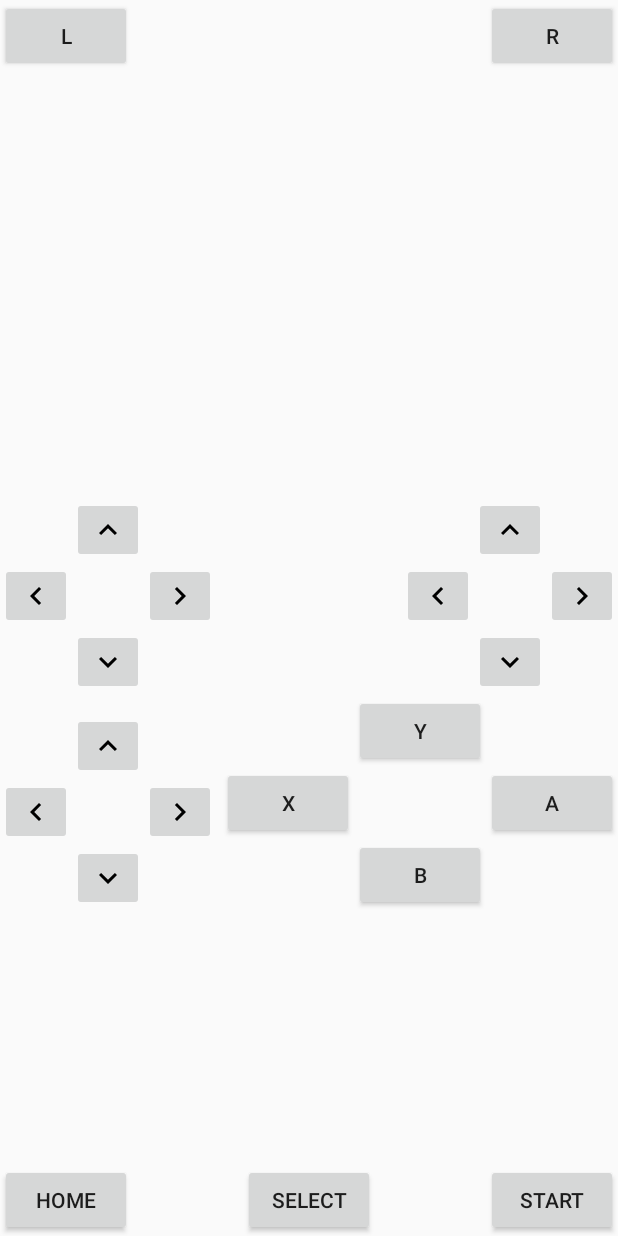
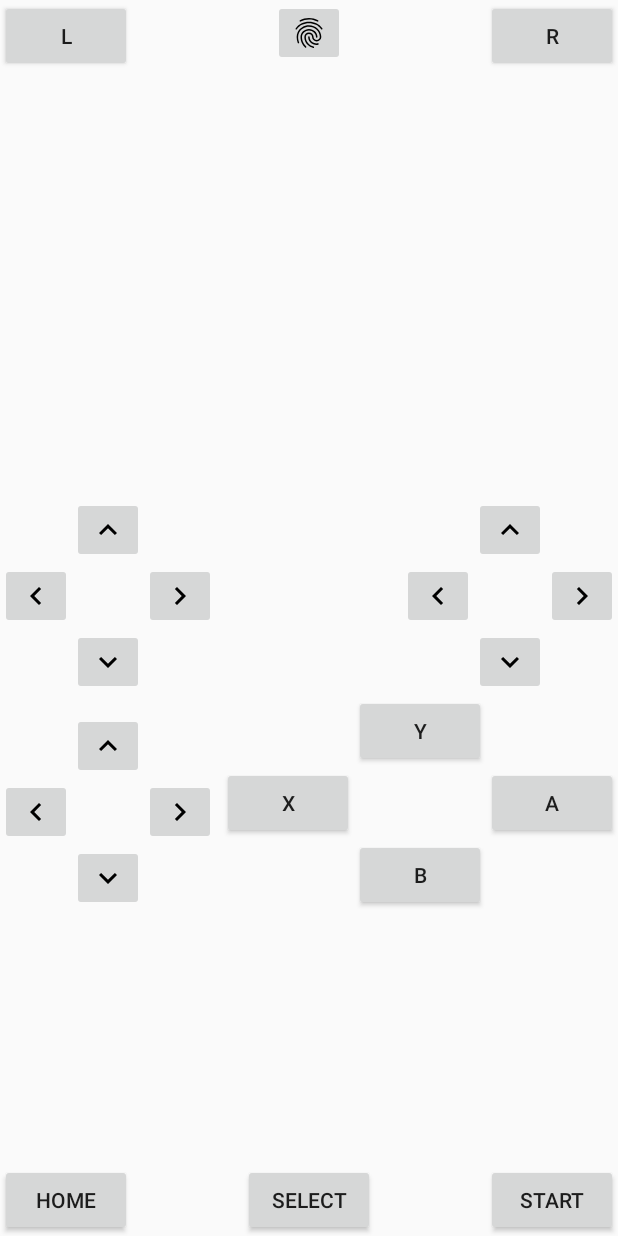
Before and after one commit to justynpryce/citra-android, an Android app: the layout ingame_overlay.xml on its own in the app's theme, with its tools: preview values and no code run, on a phone screen of 412 x 824 dp. Run offline under Robolectric (Android 15) with nearby library versions, the phone set to English and light mode, and no system bars.

Commit message:
APP: Add Touch button. Changes on citra.cpp, fixes on MainActivity

```diff
--- a/app/src/main/java/org/citraemu/citra/MainActivity.java
+++ b/app/src/main/java/org/citraemu/citra/MainActivity.java
@@ -38,7 +38,8 @@ public class MainActivity extends AppCompatActivity
         DrawerLayout drawer = (DrawerLayout) findViewById(R.id.drawer_layout);
         ActionBarDrawerToggle toggle = new ActionBarDrawerToggle(
                 this, drawer, toolbar, R.string.navigation_drawer_open, R.string.navigation_drawer_close);
-        drawer.setDrawerListener(toggle);
+
+        drawer.addDrawerListener(toggle);
         toggle.syncState();
 
         NavigationView navigationView = (NavigationView) findViewById(R.id.nav_view);
--- /dev/null
+++ b/app/src/main/res/drawable/ic_touch.xml
@@ -0,0 +1,36 @@
+<?xml version="1.0" encoding="utf-8"?>
+<vector xmlns:android="http://schemas.android.com/apk/res/android"
+    android:width="24dp"
+    android:height="24dp"
+    android:viewportWidth="24"
+    android:viewportHeight="24">
+
+    <path
+        android:fillColor="#000000"
+        android:pathData="M17.81 4.47c-.08 0-.16-.02-.23-.06C15.66 3.42 14 3 12.01 3c-1.98 0-3.86 .47
+-5.57 1.41-.24 .13 -.54 .04 -.68-.2-.13-.24-.04-.55 .2 -.68C7.82 2.52 9.86 2
+12.01 2c2.13 0 3.99 .47 6.03 1.52 .25 .13 .34 .43 .21 .67-.09 .18 -.26 .28 -.44
+.28 zM3.5 9.72c-.1 0-.2-.03-.29-.09-.23-.16-.28-.47-.12-.7 .99 -1.4 2.25-2.5
+3.75-3.27C9.98 4.04 14 4.03 17.15 5.65c1.5 .77 2.76 1.86 3.75 3.25 .16 .22 .11
+.54-.12 .7 -.23 .16 -.54 .11
+-.7-.12-.9-1.26-2.04-2.25-3.39-2.94-2.87-1.47-6.54-1.47-9.4 .01 -1.36 .7 -2.5
+1.7-3.4 2.96-.08 .14 -.23 .21 -.39 .21 zm6.25 12.07c-.13
+0-.26-.05-.35-.15-.87-.87-1.34-1.43-2.01-2.64-.69-1.23-1.05-2.73-1.05-4.34
+0-2.97 2.54-5.39 5.66-5.39s5.66 2.42 5.66 5.39c0 .28-.22 .5 -.5 .5
+s-.5-.22-.5-.5c0-2.42-2.09-4.39-4.66-4.39-2.57 0-4.66 1.97-4.66 4.39 0 1.44 .32
+2.77 .93 3.85 .64 1.15 1.08 1.64 1.85 2.42 .19 .2 .19 .51 0 .71-.11 .1 -.24 .15
+-.37 .15 zm7.17-1.85c-1.19 0-2.24-.3-3.1-.89-1.49-1.01-2.38-2.65-2.38-4.39 0-.28
+.22 -.5 .5 -.5s.5 .22 .5 .5 c0 1.41 .72 2.74 1.94 3.56 .71 .48 1.54 .71 2.54 .71
+.24 0 .64-.03 1.04-.1 .27 -.05 .53 .13 .58 .41 .05 .27-.13 .53 -.41 .58 -.57 .11
+-1.07 .12 -1.21 .12 zM14.91 22c-.04
+0-.09-.01-.13-.02-1.59-.44-2.63-1.03-3.72-2.1-1.4-1.39-2.17-3.24-2.17-5.22
+0-1.62 1.38-2.94 3.08-2.94 1.7 0 3.08 1.32 3.08 2.94 0 1.07 .93 1.94 2.08
+1.94s2.08-.87 2.08-1.94c0-3.77-3.25-6.83-7.25-6.83-2.84 0-5.44 1.58-6.61
+4.03-.39 .81 -.59 1.76-.59 2.8 0 .78 .07 2.01 .67 3.61 .1 .26-.03 .55 -.29 .64
+-.26 .1 -.55-.04-.64-.29-.49-1.31-.73-2.61-.73-3.96 0-1.2 .23 -2.29 .68 -3.24
+1.33-2.79 4.28-4.6 7.51-4.6 4.55 0 8.25 3.51 8.25 7.83 0 1.62-1.38 2.94-3.08
+2.94s-3.08-1.32-3.08-2.94c0-1.07-.93-1.94-2.08-1.94s-2.08 .87 -2.08 1.94c0 1.71
+.66 3.31 1.87 4.51 .95 .94 1.86 1.46 3.27 1.85 .27 .07 .42 .35 .35 .61-.05 .23
+-.26 .38 -.47 .38 z" />
+
+</vector>
--- a/app/src/main/res/layout/ingame_overlay.xml
+++ b/app/src/main/res/layout/ingame_overlay.xml
@@ -14,6 +14,15 @@
             android:id="@+id/button_l"
             android:layout_alignParentTop="true"
             android:layout_alignParentStart="true" />
+
+        <ImageButton
+            android:layout_width="wrap_content"
+            android:layout_height="wrap_content"
+            android:id="@+id/button_touch"
+            android:src="@drawable/ic_touch"
+            android:layout_alignParentTop="true"
+            android:layout_centerHorizontal="true"
+            android:contentDescription="@string/button_touch" />
 
         <Button
             android:layout_width="wrap_content"
--- a/app/src/main/res/values/strings.xml
+++ b/app/src/main/res/values/strings.xml
@@ -37,6 +37,7 @@
     <string name="button_c_pad_left">C-Pad Left</string>
     <string name="button_c_pad_right">C-Pad Right</string>
     <string name="button_c_pad_down">C-Pad Down</string>
+    <string name="button_touch">Touch</string>
 
     <string-array name="region_array">
         <item>JPN</item>
```
Also changed, not shown: 1 other file.
